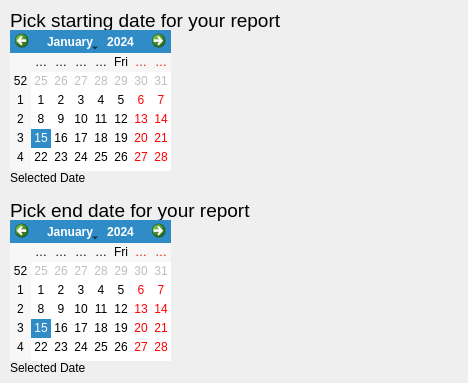
Qt form gui/date_picker_widget.ui (JRNalakava/FRED_PyQT5) before a commit.
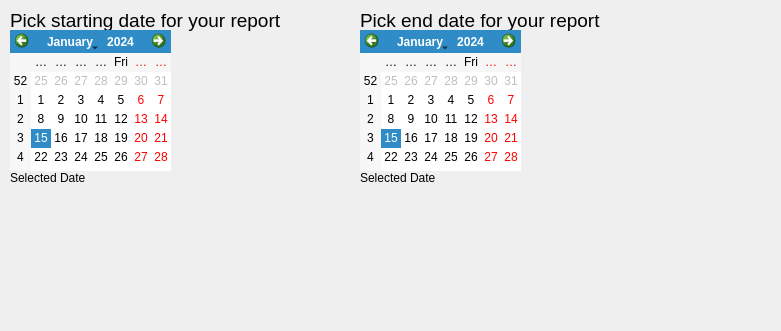
The same form after that commit.

```diff
--- a/gui/date_picker_widget.ui
+++ b/gui/date_picker_widget.ui
@@ -6,8 +6,8 @@
    <rect>
     <x>0</x>
     <y>0</y>
-    <width>468</width>
-    <height>383</height>
+    <width>781</width>
+    <height>331</height>
    </rect>
   </property>
   <property name="windowTitle">
@@ -57,8 +57,8 @@
   <widget class="QLabel" name="label_end">
    <property name="geometry">
     <rect>
-     <x>10</x>
-     <y>360</y>
+     <x>360</x>
+     <y>170</y>
      <width>161</width>
      <height>16</height>
     </rect>
@@ -70,8 +70,8 @@
   <widget class="QLabel" name="title_end">
    <property name="geometry">
     <rect>
-     <x>10</x>
-     <y>190</y>
+     <x>360</x>
+     <y>0</y>
      <width>371</width>
      <height>41</height>
     </rect>
@@ -88,8 +88,8 @@
   <widget class="QCalendarWidget" name="calendar_end">
    <property name="geometry">
     <rect>
-     <x>10</x>
-     <y>220</y>
+     <x>360</x>
+     <y>30</y>
      <width>161</width>
      <height>141</height>
     </rect>
```
